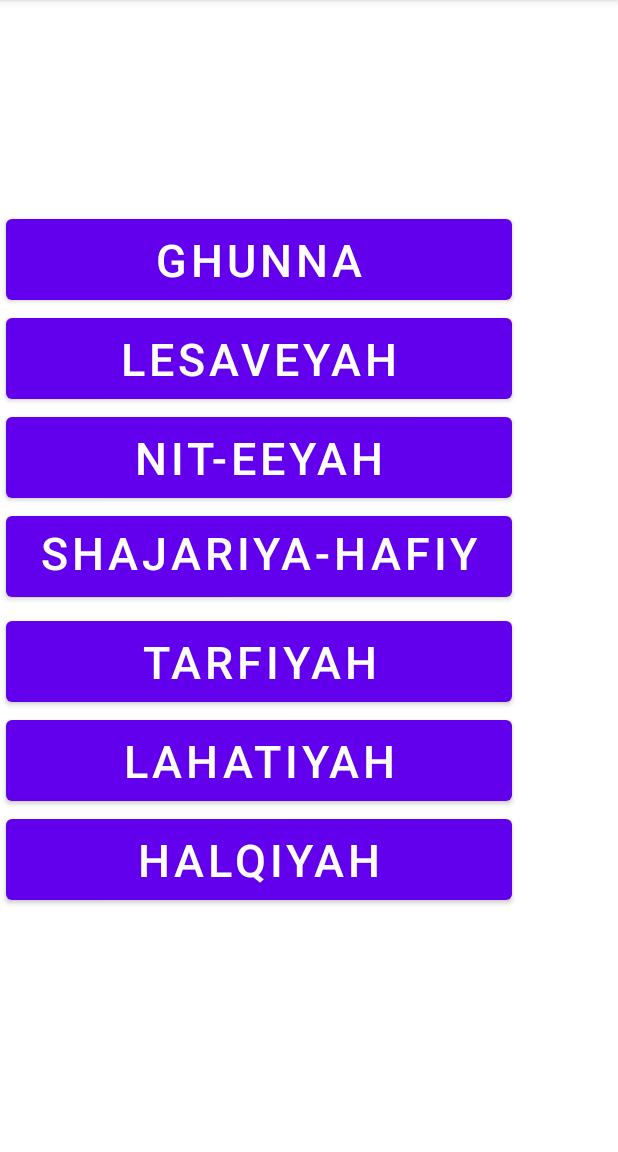
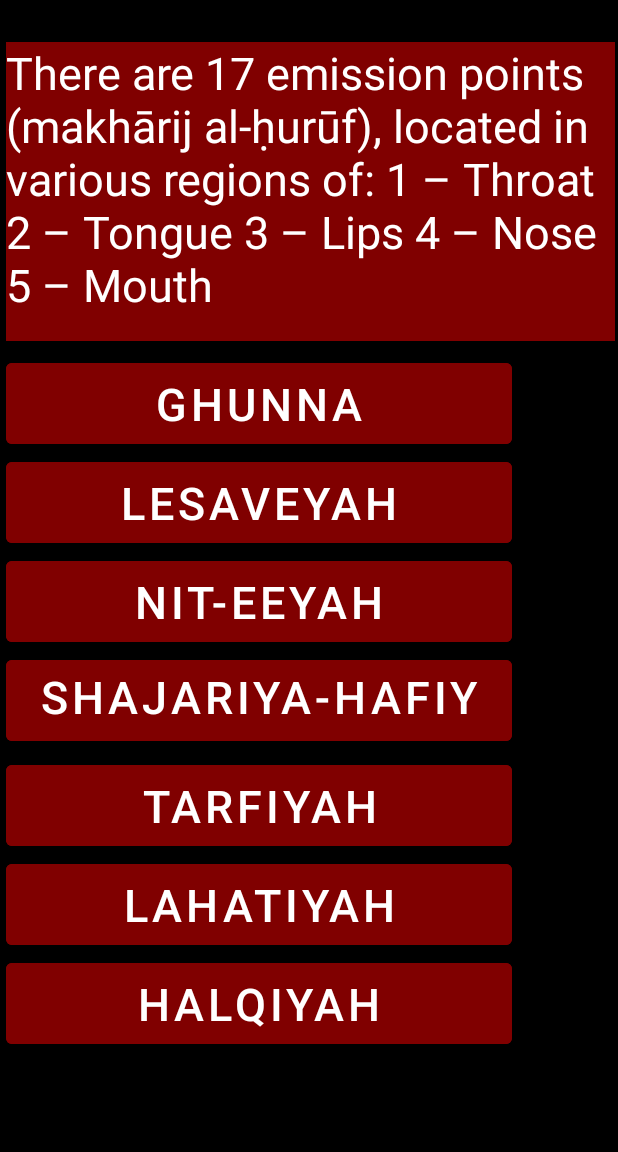
Before and after one commit to MoazShamsi/Asg3, an Android app: the MainActivity2 screen opened directly, with no data from a screen before it, on a phone screen of 412 x 824 dp, the part 84-1236 px from its top. Run offline under Robolectric (Android 15) with nearby library versions, the phone set to English and light mode, and no system bars.

Commit message:
giving final look to app

```diff
--- a/app/src/main/res/layout/activity_learn.xml
+++ b/app/src/main/res/layout/activity_learn.xml
@@ -4,6 +4,7 @@
     xmlns:tools="http://schemas.android.com/tools"
     android:layout_width="match_parent"
     android:layout_height="match_parent"
+    android:background="@color/black"
     tools:context=".learnActivity">
 
     <ImageView
--- a/app/src/main/res/layout/activity_main2.xml
+++ b/app/src/main/res/layout/activity_main2.xml
@@ -4,6 +4,7 @@
     xmlns:tools="http://schemas.android.com/tools"
     android:layout_width="match_parent"
     android:layout_height="match_parent"
+    android:background="@color/black"
     tools:context=".MainActivity2">
 
     <Button
@@ -13,6 +14,7 @@
         android:layout_marginStart="4dp"
         android:text="@string/button"
         android:textSize="30dp"
+        android:backgroundTint="@color/maroon"
         app:layout_constraintStart_toStartOf="parent"
         app:layout_constraintTop_toBottomOf="@+id/button6" />
 
@@ -22,6 +24,7 @@
         android:layout_height="66dp"
         android:layout_marginStart="4dp"
         android:text="@string/lahatiyah"
+        android:backgroundTint="@color/maroon"
         android:textSize="30dp"
         app:layout_constraintStart_toStartOf="parent"
         app:layout_constraintTop_toBottomOf="@+id/button5" />
@@ -32,6 +35,7 @@
         android:layout_height="66dp"
         android:layout_marginStart="4dp"
         android:text="@string/shajariya"
+        android:backgroundTint="@color/maroon"
         android:textSize="30dp"
         app:layout_constraintStart_toStartOf="parent"
         app:layout_constraintTop_toBottomOf="@+id/button3" />
@@ -43,6 +47,7 @@
         android:layout_marginStart="4dp"
         android:layout_marginTop="4dp"
         android:text="@string/tarfiya"
+        android:backgroundTint="@color/maroon"
         android:textSize="30dp"
         app:layout_constraintStart_toStartOf="parent"
         app:layout_constraintTop_toBottomOf="@+id/button4" />
@@ -53,6 +58,7 @@
         android:layout_height="66dp"
         android:layout_marginStart="4dp"
         android:text="@string/nit"
+        android:backgroundTint="@color/maroon"
         android:textSize="30dp"
         app:layout_constraintStart_toStartOf="parent"
         app:layout_constraintTop_toBottomOf="@+id/button2" />
@@ -63,6 +69,7 @@
         android:layout_height="66dp"
         android:layout_marginStart="4dp"
         android:text="@string/lesaveyah"
+        android:backgroundTint="@color/maroon"
         android:textSize="30dp"
         app:layout_constraintStart_toStartOf="parent"
         app:layout_constraintTop_toBottomOf="@+id/button" />
@@ -72,9 +79,24 @@
         android:layout_width="337dp"
         android:layout_height="66dp"
         android:layout_marginStart="4dp"
-        android:layout_marginTop="140dp"
+        android:layout_marginTop="236dp"
+        android:backgroundTint="@color/maroon"
         android:text="@string/ghunna"
         android:textSize="30dp"
         app:layout_constraintStart_toStartOf="parent"
         app:layout_constraintTop_toTopOf="parent" />
+
+    <TextView
+        android:id="@+id/explain"
+        android:layout_width="406dp"
+        android:layout_height="199dp"
+        android:layout_marginTop="28dp"
+        android:text="@string/textview"
+        android:textSize="30dp"
+        android:textColor="@color/white"
+        android:background="@color/maroon"
+        app:layout_constraintEnd_toEndOf="@+id/button"
+        app:layout_constraintHorizontal_bias="0.0"
+        app:layout_constraintStart_toStartOf="@+id/button"
+        app:layout_constraintTop_toTopOf="parent" />
 </androidx.constraintlayout.widget.ConstraintLayout>
--- a/app/src/main/res/values/strings.xml
+++ b/app/src/main/res/values/strings.xml
@@ -18,4 +18,5 @@
     <string name="ques" />
     <string name="submit">SUBMIT ANSWER</string>
     <string name="git">GIT LINK</string>
+    <string name="textview"><![CDATA[There are 17 emission points (makhārij al-ḥurūf), located in various regions of: 1 – Throat 2 – Tongue 3 – Lips 4 – Nose 5 – Mouth]]></string>
 </resources>
```
Also changed, not shown: app/src/main/java/com/example/asg3/quiz.java (+5 -2 lines), app/src/main/res/layout/activity_quiz.xml (+11 -0 lines).
